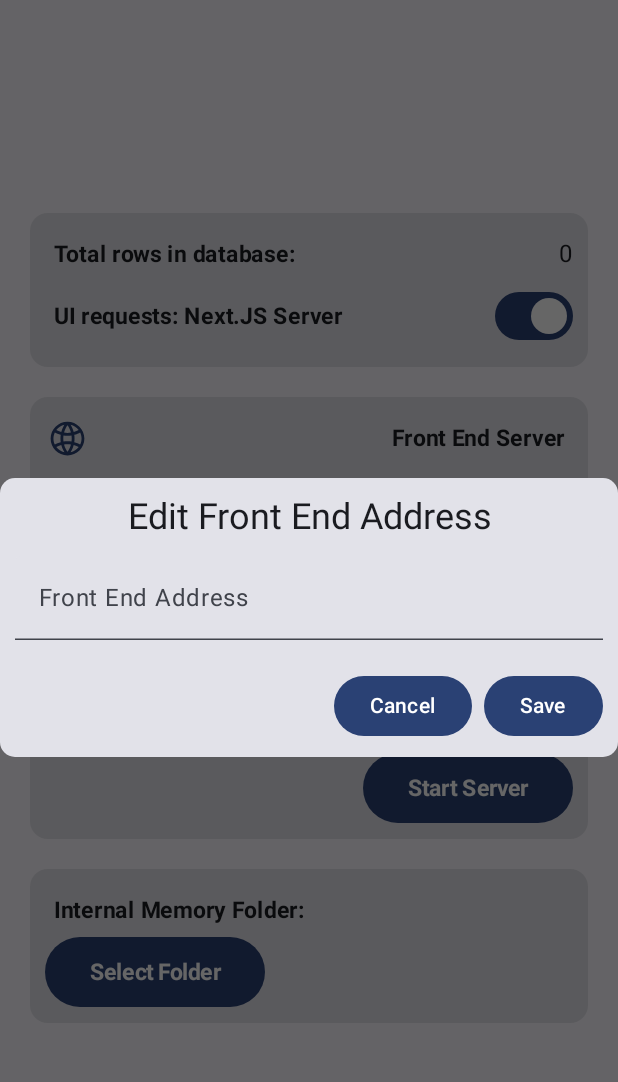
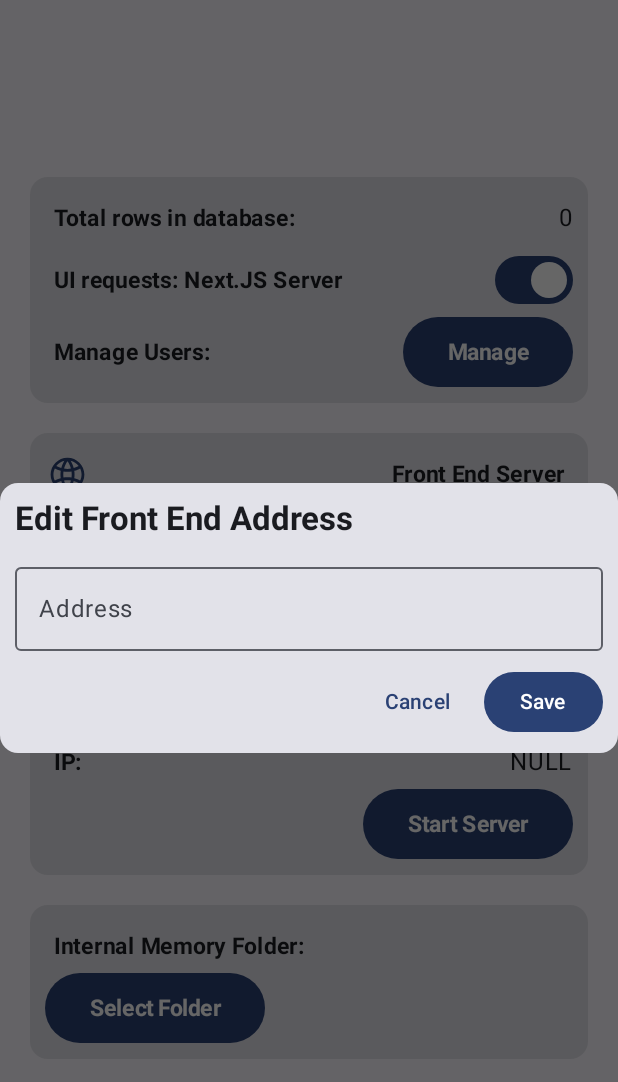
Before and after one commit to rajasaidevaraju/ServerApp, an Android app built with Jetpack Compose: the screen it shows after launch (MainActivity), after a tap on "Edit Address", on a phone screen of 412 x 824 dp. Shown: the top 1082 px of the screen. Run offline under Robolectric (Android 15) with nearby library versions, the phone set to English and light mode, and no system bars; our stand-ins replace Room's generated code, livedata-compose; libraries missing offline, so code that uses them is left out: fi.iki.elonen.

Commit message:
feat: Implement username/password login and User Dashboard
* Implemented basic username/password login functionality, including database and app-level integration.
* Created UserDashboardActivity to display user information
* Moved UserManagementViewModel to com.example.serverapp.viewmodels package.
* Updated Gradle and compileSdk versions.

```diff
--- a/app/src/main/java/com/example/serverapp/ui/Common.kt
+++ b/app/src/main/java/com/example/serverapp/ui/Common.kt
@@ -1,5 +1,6 @@
 package com.example.serverapp.ui
 
+import android.content.Intent
 import androidx.compose.foundation.Image
 import androidx.compose.foundation.layout.Arrangement
 import androidx.compose.foundation.layout.Column
@@ -16,8 +17,10 @@ import androidx.compose.foundation.shape.RoundedCornerShape
 import androidx.compose.material3.Button
 import androidx.compose.material3.Card
 import androidx.compose.material3.MaterialTheme
+import androidx.compose.material3.OutlinedTextField
 import androidx.compose.material3.Switch
 import androidx.compose.material3.Text
+import androidx.compose.material3.TextButton
 import androidx.compose.material3.TextField
 import androidx.compose.runtime.Composable
 import androidx.compose.runtime.getValue
@@ -28,6 +31,7 @@ import androidx.compose.runtime.setValue
 import androidx.compose.ui.Alignment
 import androidx.compose.ui.Modifier
 import androidx.compose.ui.graphics.ColorFilter
+import androidx.compose.ui.platform.LocalContext
 import androidx.compose.ui.res.painterResource
 import androidx.compose.ui.text.font.FontWeight
 import androidx.compose.ui.text.style.TextAlign
@@ -35,12 +39,14 @@ import androidx.compose.ui.unit.dp
 import androidx.compose.ui.unit.sp
 import androidx.compose.ui.window.Dialog
 import com.example.serverapp.R
+import com.example.serverapp.UserManagementActivity
 import com.example.serverapp.viewmodel.MainActivityViewModel
 
 @Composable
 fun Info(mainActivityViewModel: MainActivityViewModel){
     val rowCount by mainActivityViewModel.rowCount.observeAsState(null)
     val uiServerMode by mainActivityViewModel.uiServerMode.observeAsState(null)
+    val context = LocalContext.current
 
     Card(
         modifier = Modifier
@@ -67,6 +73,18 @@ fun Info(mainActivityViewModel: MainActivityViewModel){
                         mainActivityViewModel.setUIServerMode(newValue)
                     }
                 )
+            }
+            Row(verticalAlignment = Alignment.CenterVertically) {
+                StyledText(text = "Manage Users:")
+                Spacer(Modifier.weight(1f))
+                Button(
+                    onClick = {
+                        val intent = Intent(context, UserManagementActivity::class.java)
+                        context.startActivity(intent)
+                    }
+                ) {
+                    StyledText(text = "Manage")
+                }
             }
         }
     }
@@ -114,15 +132,15 @@ fun ServerCard(
 @Composable
 fun FrontEndServer(mainActivityViewModel: MainActivityViewModel) {
     val frontEndUrl by mainActivityViewModel.frontEndUrl.observeAsState(null)
-    val showAlertDialog by mainActivityViewModel.showAlertDialog.observeAsState(false)
+    var showDialog by remember { mutableStateOf(false) }
     ServerCard(
         serverName = "Front End Server",
         url = frontEndUrl,
         buttonText = "Edit Address",
-        buttonAction = { ->mainActivityViewModel.setShowAlertDialog(true) }
+        buttonAction = { ->showDialog = true  }
     )
-    if(showAlertDialog){
-        MinimalDialog( frontEndUrl = frontEndUrl,onDismissRequest = {->mainActivityViewModel.setShowAlertDialog(false)},
+    if(showDialog){
+        MinimalDialog( frontEndUrl = frontEndUrl,onDismissRequest = {->showDialog=false},
             onSave = {frontEndUrlFromDialogBox:String->
                 mainActivityViewModel.setFrontEndUrl(frontEndUrlFromDialogBox)
             })
@@ -138,39 +156,38 @@ fun MinimalDialog(frontEndUrl: String?,onDismissRequest: () -> Unit, onSave: (St
             modifier = Modifier
                 .fillMaxWidth()
                 .height(IntrinsicSize.Min)
-                .padding(top = 10.dp, bottom = 10.dp),
-            shape = RoundedCornerShape(10.dp),
+                .padding(top = 10.dp, bottom = 10.dp)
+
         ) {
             Column(
                 modifier = Modifier
                     .fillMaxSize()
-                    .padding(10.dp)
+                    .padding(10.dp),
+                verticalArrangement = Arrangement.spacedBy(10.dp)
+
             ) {
                 Text(
                     text = "Edit Front End Address",
-                    style = MaterialTheme.typography.headlineSmall,
+                    style = MaterialTheme.typography.titleLarge,
+                    fontWeight = FontWeight.Bold,
                     modifier = Modifier
                         .fillMaxWidth()
-                        .padding(bottom = 10.dp),
-                    textAlign = TextAlign.Center,
                 )
-                TextField(
+                OutlinedTextField(
                     value = addressInput,
                     onValueChange = { addressInput = it },
                     modifier = Modifier
-                        .fillMaxWidth()
-                        .padding(bottom = 10.dp),
-                    label = { Text("Front End Address") }
+                        .fillMaxWidth(),
+                    label = { Text("Address") }
                 )
                 Row(
                     modifier = Modifier
-                        .fillMaxWidth()
-                        .padding(top = 10.dp),
+                        .fillMaxWidth(),
                     horizontalArrangement = Arrangement.End
                 ) {
-                    Button(
+                    TextButton(
                         onClick = { onDismissRequest() },
-                        modifier = Modifier.padding(end = 8.dp)
+                        modifier = Modifier.padding(end = 10.dp)
                     ) {
                         Text("Cancel")
                     }
--- a/app/src/main/java/com/example/serverapp/ui/theme/Theme.kt
+++ b/app/src/main/java/com/example/serverapp/ui/theme/Theme.kt
@@ -40,7 +40,6 @@ private val LightColorScheme = lightColorScheme(
 @Composable
 fun ServerAppTheme(
         darkTheme: Boolean = isSystemInDarkTheme(),
-        // Dynamic color is available on Android 12+
         dynamicColor: Boolean = true,
         content: @Composable () -> Unit
 ) {
--- a/app/src/main/java/com/example/serverapp/MainActivityViewModel.kt
+++ b/app/src/main/java/com/example/serverapp/viewmodel/MainActivityViewModel.kt
@@ -21,7 +21,6 @@ class MainActivityViewModel(application: Application) : AndroidViewModel(applica
     val uiServerMode = MutableLiveData<Boolean>(false)
     val frontEndUrl=MutableLiveData<String?>()
     val backEndUrl=MutableLiveData<String?>()
-    val showAlertDialog = MutableLiveData<Boolean>(false)
     val isServerRunning= MutableLiveData<Boolean>(false)
     init {
         loadPrefs()
@@ -82,12 +81,6 @@ class MainActivityViewModel(application: Application) : AndroidViewModel(applica
         }
     }
 
-    fun setShowAlertDialog(dialog:Boolean){
-        viewModelScope.launch {
-            showAlertDialog.value=dialog
-        }
-    }
-
     fun setIsServerRunning(running:Boolean){
         viewModelScope.launch {
             isServerRunning.value=running
--- a/app/src/main/java/database/AppDatabase.kt
+++ b/app/src/main/java/database/AppDatabase.kt
@@ -10,17 +10,19 @@ import androidx.room.migration.Migration
 import androidx.sqlite.db.SupportSQLiteDatabase
 import database.dao.ActressDAO
 import database.dao.CategoryDAO
+import database.dao.UserDao
 import database.dao.VideoActressCrossRefDAO
 import database.dao.VideoCategoryCrossRefDAO
 import database.entity.Actress
 import database.entity.Category
+import database.entity.User
 import database.jointable.VideoActressCrossRef
 import database.jointable.VideoCategoryCrossRef
 
 
 @Database(
-    entities = [FileMeta::class, Actress::class, Category::class, VideoActressCrossRef::class, VideoCategoryCrossRef::class],
-    version = 2,exportSchema = false
+    entities = [FileMeta::class, Actress::class, Category::class, VideoActressCrossRef::class, VideoCategoryCrossRef::class, User::class],
+    version = 3,exportSchema = false
 )
 abstract class AppDatabase : RoomDatabase() {
     abstract fun fileDao(): FileDAO
@@ -28,7 +30,7 @@ abstract class AppDatabase : RoomDatabase() {
     abstract fun categoryDao(): CategoryDAO
     abstract fun videoActressCrossRefDao(): VideoActressCrossRefDAO
     abstract fun videoCategoryCrossRefDao(): VideoCategoryCrossRefDAO
-
+    abstract fun userDao(): UserDao
     companion object {
         @Volatile
         private var INSTANCE: AppDatabase? = null
@@ -43,15 +45,32 @@ abstract class AppDatabase : RoomDatabase() {
                     context.applicationContext,
                     AppDatabase::class.java,
                     "app_database"
-                ).addMigrations(MIGRATION_1_2).build()
+                ).addMigrations(MIGRATION_1_2, MIGRATION_2_3).build()
                 INSTANCE = instance
                 return instance
             }
         }
         private val MIGRATION_1_2: Migration = object : Migration(1, 2) {
-            override fun migrate(database: SupportSQLiteDatabase) {
-                // Perform the necessary migrations here
-                database.execSQL("ALTER TABLE file_meta ADD COLUMN screenshot_data TEXT")
+            override fun migrate(db: SupportSQLiteDatabase) {
+                db.execSQL("ALTER TABLE file_meta ADD COLUMN screenshot_data TEXT")
+            }
+        }
+        private val MIGRATION_2_3:Migration=object :Migration(2,3){
+            override fun migrate(db: SupportSQLiteDatabase) {
+                db.execSQL("""
+                    CREATE TABLE users (
+                        id INTEGER PRIMARY KEY AUTOINCREMENT NOT NULL,
+                        user_name TEXT NOT NULL UNIQUE,
+                        password_hash TEXT NOT NULL,
+                        salt TEXT,
+                        created_at INTEGER NOT NULL,
+                        last_login INTEGER,
+                        disabled INTEGER NOT NULL
+                    )
+                """.trimIndent())
+
+                db.execSQL("CREATE UNIQUE INDEX IF NOT EXISTS index_users_user_name ON users(user_name)")
+
             }
         }
     }
--- /dev/null
+++ b/app/src/main/java/database/dao/UserDao.kt
@@ -0,0 +1,39 @@
+package database.dao
+
+import androidx.room.Dao
+import androidx.room.Delete
+import androidx.room.Insert
+import androidx.room.Query
+import androidx.room.Update
+import database.entity.User
+
+@Dao
+interface UserDao {
+    @Insert
+    suspend fun insertUser(user: User): Long // Returns the inserted row ID
+
+    @Query("SELECT * FROM users WHERE user_name = :userName LIMIT 1")
+    suspend fun getUserByUsername(userName: String): User?
+
+
+    @Query("SELECT * FROM users WHERE id = :userId LIMIT 1")
+    suspend fun getUserById(userId: Long): User?
+
+    @Query("UPDATE users SET password_hash = :passwordHash WHERE id = :userId")
+    suspend fun updatePassword(userId: Long, passwordHash: String)
+
+    @Query("UPDATE users SET password_hash = :passwordHash, salt = :salt WHERE id = :userId")
+    suspend fun updatePasswordWithSalt(userId: Long, passwordHash: String, salt: String?)
+
+    @Query("UPDATE users SET disabled = :disabled WHERE id = :userId")
+    suspend fun setDisabled(userId: Long, disabled: Boolean)
+
+    @Query("DELETE FROM users WHERE id = :userId")
+    suspend fun deleteUser(userId: Long):Int
+
+    @Query("SELECT * FROM users WHERE user_name = :userName AND disabled = 0 LIMIT 1")
+    suspend fun getEnabledUserByUsername(userName: String): User?
+
+    @Query("SELECT * FROM users")
+    suspend fun getAllUsers():List<User>
+}
--- /dev/null
+++ b/app/src/main/java/server/service/UserService.kt
@@ -0,0 +1,4 @@
+package server.service
+
+class UserService {
+}
--- a/build.gradle.kts
+++ b/build.gradle.kts
@@ -1,6 +1,6 @@
 // Top-level build file where you can add configuration options common to all sub-projects/modules.
 plugins {
-    id("com.android.application") version "8.5.0" apply false
+    id("com.android.application") version "8.5.2" apply false
     id("org.jetbrains.kotlin.android") version "1.9.0" apply false
     id("com.google.devtools.ksp") version "1.9.21-1.0.16" apply false
 }
```
Also changed, not shown: app/build.gradle.kts (+6 -2 lines), app/src/main/AndroidManifest.xml (+9 -5 lines), app/src/main/java/com/example/serverapp/UserManagementActivity.kt (added, +35 -0 lines), app/src/main/java/com/example/serverapp/ui/usermanagement/UserManagementScreen.kt (added, +232 -0 lines), app/src/main/java/com/example/serverapp/viewmodel/UserManagementViewModel.kt (added, +73 -0 lines), app/src/main/java/database/entity/User.kt (added, +22 -0 lines), app/src/main/java/server/MKHttpServer.kt (+3 -5 lines), app/src/main/res/drawable/new_launcher_background.xml (added, +9 -0 lines), 1 other file.
